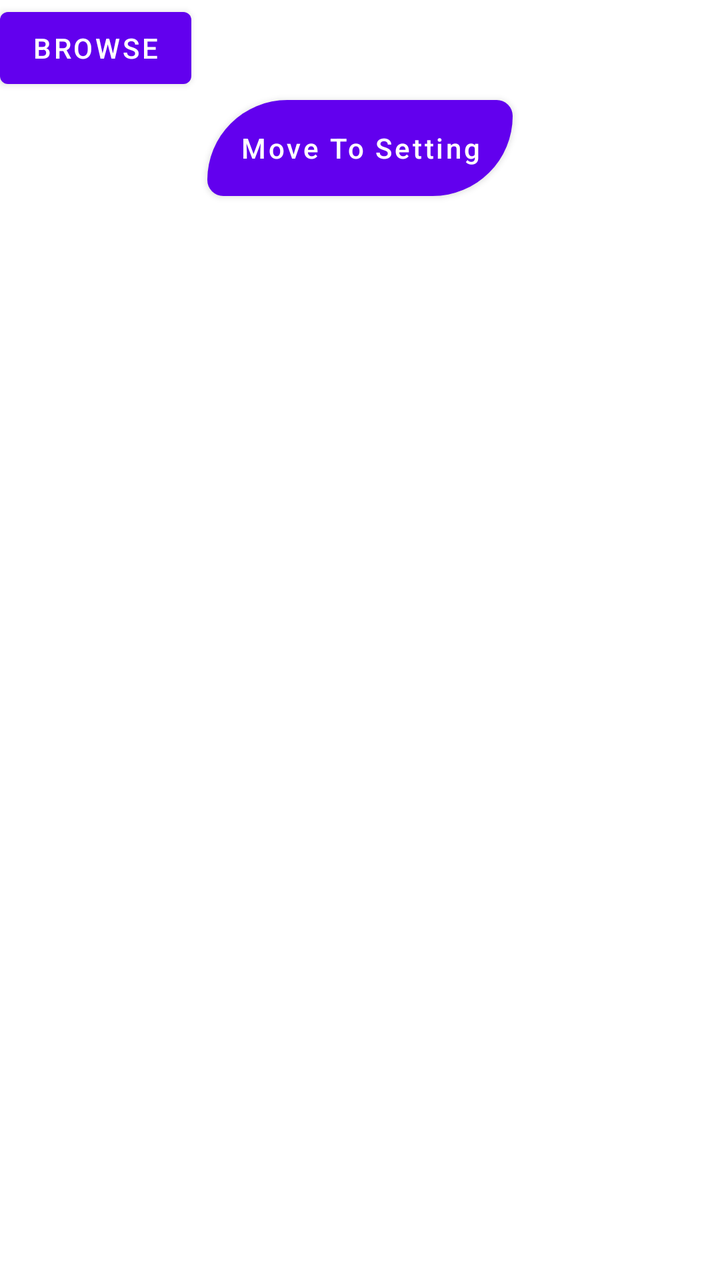
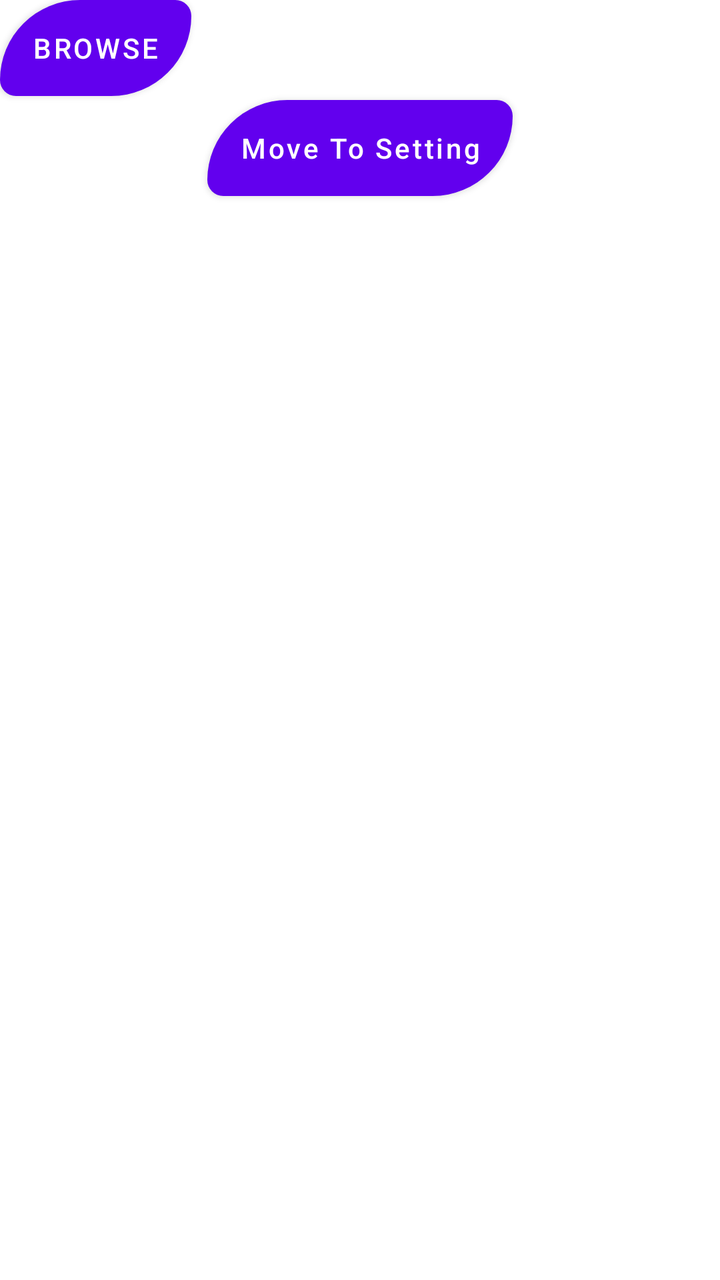

Compare the two renders of this Android layout. The source of the first and the diff that turns it into the second are given below.
<!-- AndroidManifest.xml: application theme Theme.Intent -->
<!-- res/layout/activity_home.xml -->
<?xml version="1.0" encoding="utf-8"?>
<androidx.constraintlayout.widget.ConstraintLayout xmlns:android="http://schemas.android.com/apk/res/android"
    xmlns:app="http://schemas.android.com/apk/res-auto"
    xmlns:tools="http://schemas.android.com/tools"
    android:layout_width="match_parent"
    android:layout_height="match_parent"
    tools:context=".activity.HomeActivity">

    <Button
        android:id="@+id/homeBtn"
        android:layout_width="wrap_content"
        android:layout_height="wrap_content"
        android:text="@string/home_Btn_text"
        android:background="@drawable/rounded_corners"
        android:textAllCaps="false"
        android:backgroundTint="@null"
        android:layout_marginTop="50dp"
        app:layout_constraintEnd_toEndOf="parent"
        app:layout_constraintStart_toStartOf="parent"
        app:layout_constraintTop_toTopOf="parent" />

    <Button
        android:id="@+id/browserBtn"
        android:layout_width="wrap_content"
        android:layout_height="wrap_content"
        android:text="@string/browse_btn_txt"/>

</androidx.constraintlayout.widget.ConstraintLayout>
<!-- resources referenced by this layout -->
<resources>
  <!-- drawable rounded_corners (drawable) -->
  <?xml version="1.0" encoding="utf-8"?>
  <shape xmlns:android="http://schemas.android.com/apk/res/android"
      android:shape="rectangle">
      <solid android:color="#0369a1"/>
      <corners
          android:topLeftRadius="@dimen/maximum_corner_radius"
          android:topRightRadius="@dimen/minimum_corner_radius"
          android:bottomRightRadius="@dimen/maximum_corner_radius"
          android:bottomLeftRadius="@dimen/minimum_corner_radius"/>
      <stroke android:width="@dimen/zero"/>
      <padding
          android:left="@dimen/default_padding"
          android:top="@dimen/default_padding"
          android:right="@dimen/default_padding"
          android:bottom="@dimen/default_padding"/>
  </shape>
  <string name="browse_btn_txt">BROWSE</string>
  <string name="home_Btn_text">Move To Setting</string>
  <style name="Theme.Intent" parent="Theme.MaterialComponents.DayNight.DarkActionBar">
          
          <item name="colorPrimary">@color/purple_500</item>
          <item name="colorPrimaryVariant">@color/purple_700</item>
          <item name="colorOnPrimary">@color/white</item>
          
          <item name="colorSecondary">@color/teal_200</item>
          <item name="colorSecondaryVariant">@color/teal_700</item>
          <item name="colorOnSecondary">@color/black</item>
          
          <item name="android:statusBarColor">?attr/colorPrimaryVariant</item>
          
      </style>
  <dimen name="maximum_corner_radius">50dp</dimen>
  <dimen name="minimum_corner_radius">10dp</dimen>
  <dimen name="zero">0dp</dimen>
  <dimen name="default_padding">5dp</dimen>
  <color name="purple_500">#FF6200EE</color>
  <color name="purple_700">#FF3700B3</color>
  <color name="white">#FFFFFFFF</color>
  <color name="teal_200">#FF03DAC5</color>
  <color name="teal_700">#FF018786</color>
  <color name="black">#FF000000</color>
</resources>

<!-- the commit's change to res/layout/activity_home.xml (unified diff, before → after) -->
@@ -23,6 +23,7 @@
         android:id="@+id/browserBtn"
         android:layout_width="wrap_content"
         android:layout_height="wrap_content"
-        android:text="@string/browse_btn_txt"/>
+        android:text="@string/browse_btn_txt"
+        android:background="@drawable/rounded_corners"/>
 
 </androidx.constraintlayout.widget.ConstraintLayout>
